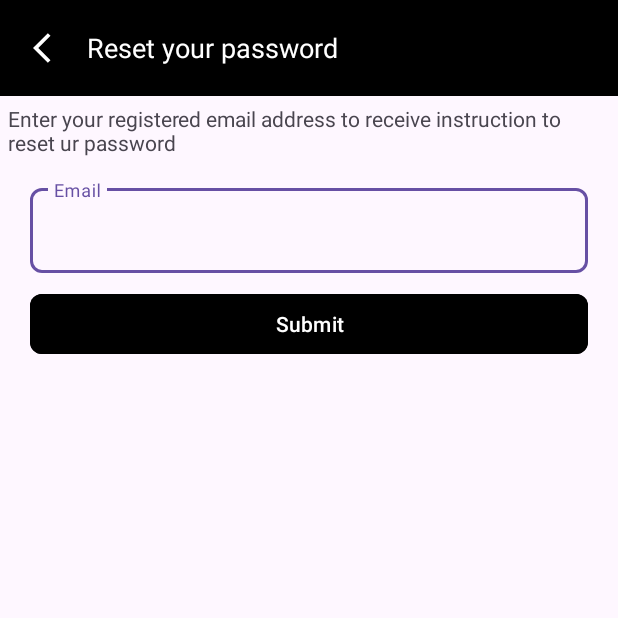
After one commit to snuzj/MusicPlayer, an Android app: the ForgotPasswordActivity screen opened directly, with no data from a screen before it, on a phone screen of 412 x 824 dp, the top half of it. The commit adds this screen. Run offline under Robolectric (Android 15) with nearby library versions, the phone set to English and light mode, and no system bars; our stand-ins replace Firebase (no records; nobody signed in at launch, a user with empty details on screens opened directly).

Commit message:
update forgotPassword activity

```diff
--- a/app/src/main/AndroidManifest.xml
+++ b/app/src/main/AndroidManifest.xml
@@ -20,6 +20,9 @@
         android:supportsRtl="true"
         android:theme="@style/Theme.MusicPlayer"
         tools:targetApi="31">
+        <activity
+            android:name=".activities.login.ForgotPasswordActivity"
+            android:exported="false" />
         <activity
             android:name=".activities.dashboard.user.SongListUserActivity"
             android:exported="false" />
--- a/app/src/main/java/com/snuzj/musicplayer/activities/login/EmailLoginActivity.java
+++ b/app/src/main/java/com/snuzj/musicplayer/activities/login/EmailLoginActivity.java
@@ -39,12 +39,19 @@ public class EmailLoginActivity extends AppCompatActivity {
 
         binding.backBtn.setOnClickListener(view -> onBackPressed());
 
-        binding.noAccountTv.setOnClickListener(view ->
-                startActivity(new Intent(EmailLoginActivity.this, EmailRegisterActivity.class)));
+        binding.noAccountTv.setOnClickListener(view ->{
+                startActivity(new Intent(EmailLoginActivity.this, EmailRegisterActivity.class));
+                finish();
+        });
 
         binding.loginBtn.setOnClickListener(view ->
                 validateData());
 
+        binding.forgotPasswordTv.setOnClickListener(view -> {
+            startActivity(new Intent(this,ForgotPasswordActivity.class));
+            finish();
+        }
+        );
 
     }
 
--- /dev/null
+++ b/app/src/main/java/com/snuzj/musicplayer/activities/login/ForgotPasswordActivity.java
@@ -0,0 +1,71 @@
+package com.snuzj.musicplayer.activities.login;
+
+import androidx.appcompat.app.AppCompatActivity;
+
+import android.app.ProgressDialog;
+import android.os.Bundle;
+import android.util.Patterns;
+import android.widget.Toast;
+
+import com.google.firebase.auth.FirebaseAuth;
+import com.snuzj.musicplayer.R;
+import com.snuzj.musicplayer.databinding.ActivityForgotPasswordBinding;
+
+public class ForgotPasswordActivity extends AppCompatActivity {
+
+    ActivityForgotPasswordBinding binding;
+
+    FirebaseAuth firebaseAuth;
+
+    ProgressDialog progressDialog;
+
+    @Override
+    protected void onCreate(Bundle savedInstanceState) {
+        super.onCreate(savedInstanceState);
+        binding =  ActivityForgotPasswordBinding.inflate(getLayoutInflater());
+        setContentView(binding.getRoot());
+
+        firebaseAuth = FirebaseAuth.getInstance();
+
+        progressDialog = new ProgressDialog(this);
+        progressDialog.setTitle("Loading");
+        progressDialog.setCanceledOnTouchOutside(false);
+
+        binding.backBtn.setOnClickListener(view -> onBackPressed());
+
+        binding.submitBtn.setOnClickListener(view -> validateData());
+
+
+    }
+
+    private String email = "";
+    private void validateData() {
+        email = binding.emailEt.getText().toString().trim();
+
+        if (email.isEmpty()){
+            binding.emailEt.setError("Enter the correct email!");
+            binding.emailEt.requestFocus();
+        } else if (!Patterns.EMAIL_ADDRESS.matcher(email).matches()) {
+            binding.emailEt.setError("Invalid email format");
+            binding.emailEt.requestFocus();
+        } else{
+            recoverPassword();
+        }
+    }
+
+    private void recoverPassword() {
+        progressDialog.setMessage("Sending instruction to "+email);
+        progressDialog.show();
+
+        firebaseAuth.sendPasswordResetEmail(email)
+                .addOnSuccessListener(unused -> {
+                    progressDialog.dismiss();
+                    Toast.makeText(ForgotPasswordActivity.this, "Instructions sent to "+email, Toast.LENGTH_SHORT).show();
+                })
+                .addOnFailureListener(e->{
+                    progressDialog.dismiss();
+                    Toast.makeText(this, ""+e.getMessage(), Toast.LENGTH_SHORT).show();
+                }
+                );
+    }
+}
--- /dev/null
+++ b/app/src/main/res/layout/activity_forgot_password.xml
@@ -0,0 +1,76 @@
+<?xml version="1.0" encoding="utf-8"?>
+<RelativeLayout xmlns:android="http://schemas.android.com/apk/res/android"
+    xmlns:app="http://schemas.android.com/apk/res-auto"
+    xmlns:tools="http://schemas.android.com/tools"
+    android:layout_width="match_parent"
+    android:layout_height="match_parent"
+    tools:context=".activities.login.ForgotPasswordActivity">
+
+    <RelativeLayout
+        android:id="@+id/toolbarRl"
+        android:layout_width="match_parent"
+        android:layout_height="?actionBarSize"
+        android:background="@color/black">
+
+        <ImageButton
+            android:id="@+id/backBtn"
+            android:layout_width="48dp"
+            android:layout_height="48dp"
+            android:background="@android:color/transparent"
+            android:src="@drawable/ic_back"
+            android:layout_centerVertical="true"
+            android:layout_marginStart="10dp" />
+
+        <TextView
+            android:layout_width="wrap_content"
+            android:layout_height="wrap_content"
+            android:id="@+id/titleTv"
+            android:text="Reset your password"
+            android:textColor="@color/white"
+            android:textSize="18sp"
+            android:layout_toEndOf="@id/backBtn"
+            android:layout_centerVertical="true" />
+
+    </RelativeLayout>
+
+    <TextView
+        android:layout_width="wrap_content"
+        android:layout_height="wrap_content"
+        android:id="@+id/Textview"
+        android:layout_below="@id/toolbarRl"
+        android:layout_margin="5dp"
+        android:text="Enter your registered email address to receive instruction to reset ur password"/>
+
+    <com.google.android.material.textfield.TextInputLayout
+        android:id="@+id/emailTil"
+        android:layout_below="@id/Textview"
+        android:layout_width="match_parent"
+        android:layout_height="wrap_content"
+        android:layout_marginTop="10dp"
+        android:layout_marginStart="20dp"
+        android:layout_marginEnd="20dp"
+        style="@style/ThemeOverlay.Material3.AutoCompleteTextView.OutlinedBox"
+        app:boxCornerRadiusTopStart="8dp"
+        app:boxCornerRadiusTopEnd="8dp"
+        app:boxCornerRadiusBottomEnd="8dp"
+        app:boxCornerRadiusBottomStart="8dp"
+        android:hint="Email">
+        <com.google.android.material.textfield.TextInputEditText
+            android:id="@+id/emailEt"
+            android:layout_width="match_parent"
+            android:layout_height="wrap_content"
+            android:inputType="textEmailAddress"/>
+    </com.google.android.material.textfield.TextInputLayout>
+
+    <com.google.android.material.button.MaterialButton
+        android:id="@+id/submitBtn"
+        android:layout_below="@id/emailTil"
+        android:layout_width="match_parent"
+        android:layout_height="wrap_content"
+        android:layout_marginStart="20dp"
+        android:layout_marginTop="10dp"
+        android:layout_marginEnd="20dp"
+        app:cornerRadius="8dp"
+        android:backgroundTint="@color/black"
+        android:text="Submit"/>
+</RelativeLayout>
```
